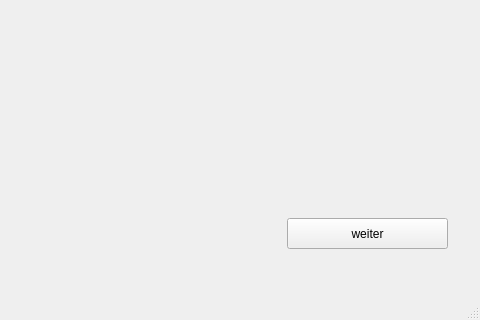
JVoigt1234/18pme22, file app/DiaThesis/registrationwindow.ui: the form before one commit; both pictures show x 472 to 952 and y 301 to 621 of the 952 by 621 pixel window.
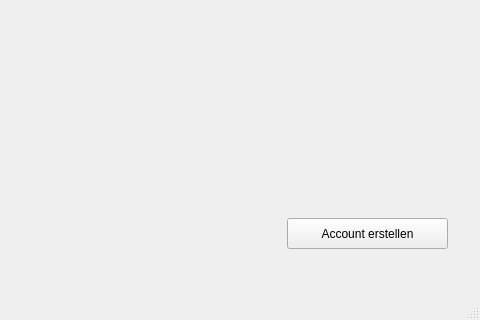
The form after the commit. The open tabs and pages were chosen to show the change.

Commit message: Modified Registartion Screen and Login Screen

Diff of the .ui file:
```diff
--- a/app/DiaThesis/registrationwindow.ui
+++ b/app/DiaThesis/registrationwindow.ui
@@ -113,7 +113,7 @@
            </rect>
           </property>
           <property name="text">
-           <string>weiter</string>
+           <string>Account erstellen</string>
           </property>
          </widget>
          <widget class="QPushButton" name="back_btn_2">
```
Left out of the diff: 2 changed lines with no effect on the pictures. The commit also changes 6 other files.
